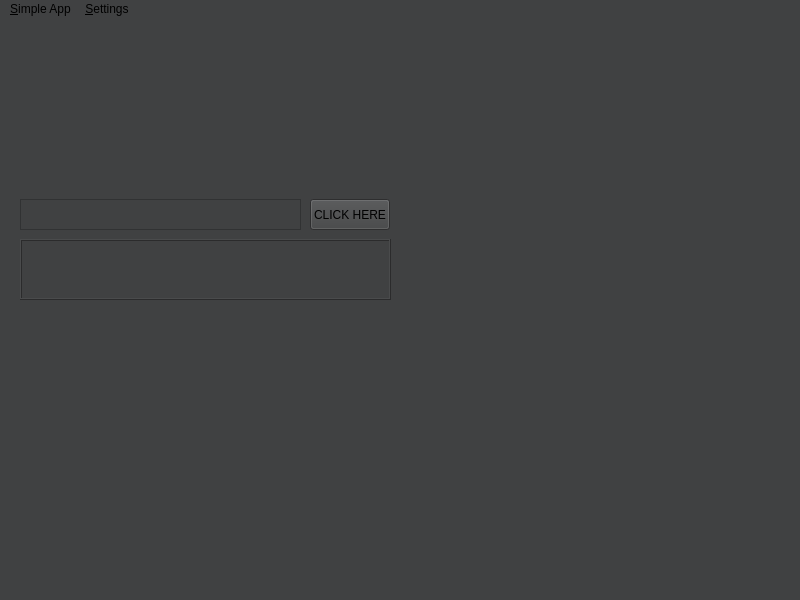
Old version of the form mainwindow.ui in the repository WiLDPT/qt_widget.
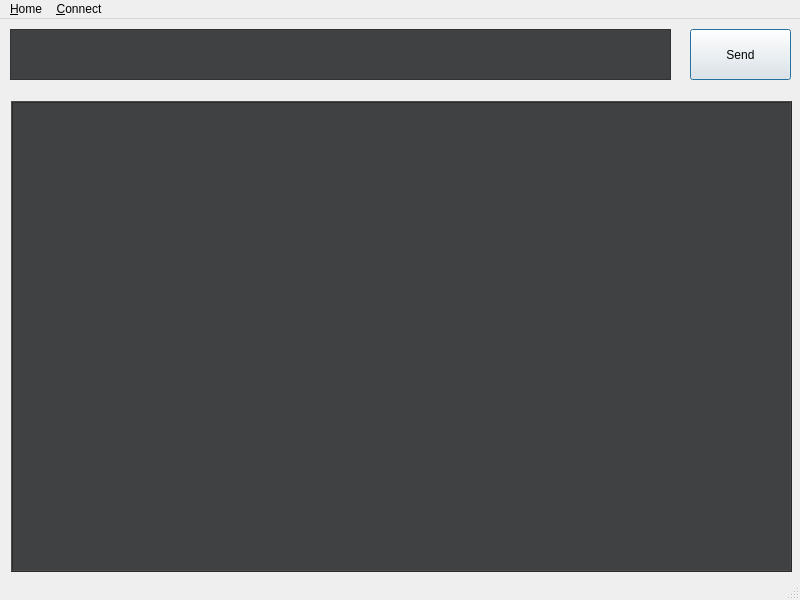
New version of the form.

```diff
--- a/mainwindow.ui
+++ b/mainwindow.ui
@@ -13,17 +13,14 @@
   <property name="windowTitle">
    <string>MainWindow</string>
   </property>
-  <property name="styleSheet">
-   <string notr="true">background-color: rgb(64, 65, 66);</string>
-  </property>
   <widget class="QWidget" name="centralwidget">
    <widget class="QLabel" name="label">
     <property name="geometry">
      <rect>
-      <x>20</x>
-      <y>220</y>
-      <width>371</width>
-      <height>61</height>
+      <x>11</x>
+      <y>82</y>
+      <width>781</width>
+      <height>471</height>
      </rect>
     </property>
     <property name="maximumSize">
@@ -62,7 +59,7 @@
      <string/>
     </property>
     <property name="textFormat">
-     <enum>Qt::PlainText</enum>
+     <enum>Qt::AutoText</enum>
     </property>
     <property name="alignment">
      <set>Qt::AlignLeading|Qt::AlignLeft|Qt::AlignTop</set>
@@ -71,10 +68,10 @@
    <widget class="QPushButton" name="pushButton">
     <property name="geometry">
      <rect>
-      <x>310</x>
-      <y>180</y>
-      <width>80</width>
-      <height>31</height>
+      <x>690</x>
+      <y>10</y>
+      <width>101</width>
+      <height>51</height>
      </rect>
     </property>
     <property name="maximumSize">
@@ -87,16 +84,22 @@
      <bool>false</bool>
     </property>
     <property name="text">
-     <string>CLICK HERE</string>
+     <string>Send</string>
+    </property>
+    <property name="autoDefault">
+     <bool>true</bool>
+    </property>
+    <property name="default">
+     <bool>true</bool>
     </property>
    </widget>
    <widget class="QTextEdit" name="input_text">
     <property name="geometry">
      <rect>
-      <x>20</x>
-      <y>180</y>
-      <width>281</width>
-      <height>31</height>
+      <x>10</x>
+      <y>10</y>
+      <width>661</width>
+      <height>51</height>
      </rect>
     </property>
     <property name="styleSheet">
@@ -117,12 +120,12 @@
    </property>
    <widget class="QMenu" name="menuSimple_App">
     <property name="title">
-     <string>&amp;Simple App</string>
+     <string>&amp;Home</string>
     </property>
    </widget>
    <widget class="QMenu" name="menuSettings">
     <property name="title">
-     <string>&amp;Settings</string>
+     <string>&amp;Connect</string>
     </property>
     <addaction name="separator"/>
     <addaction name="action_Set_Port"/>
```
Left out of the diff: 35 changed lines with no effect on the pictures.
